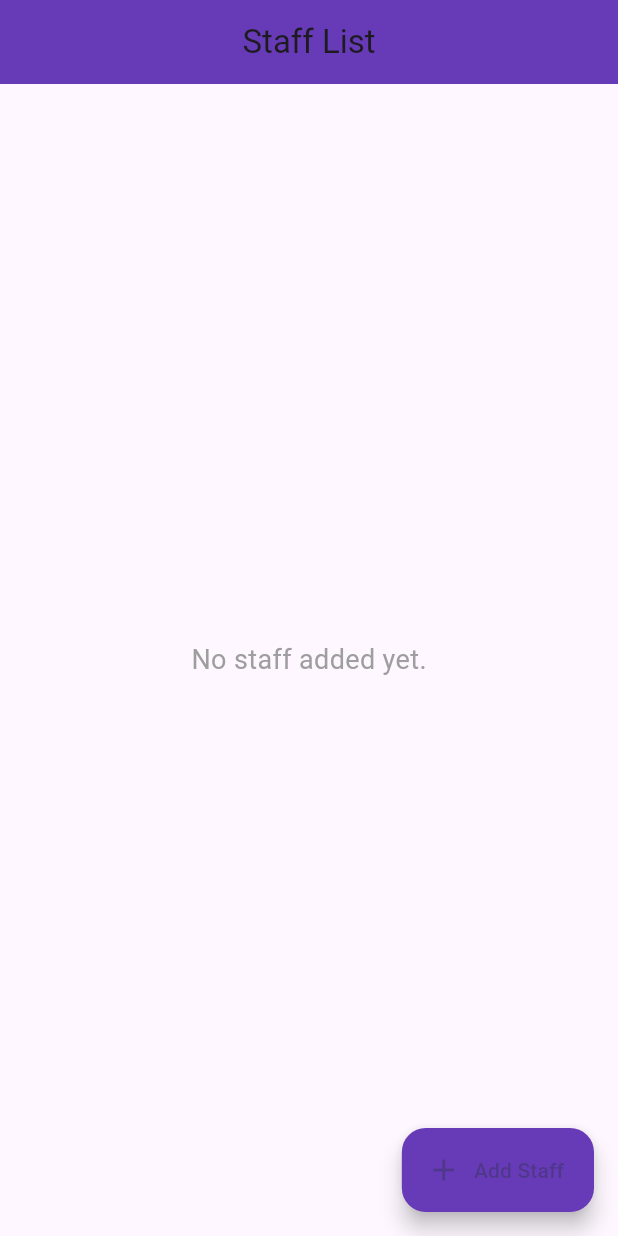
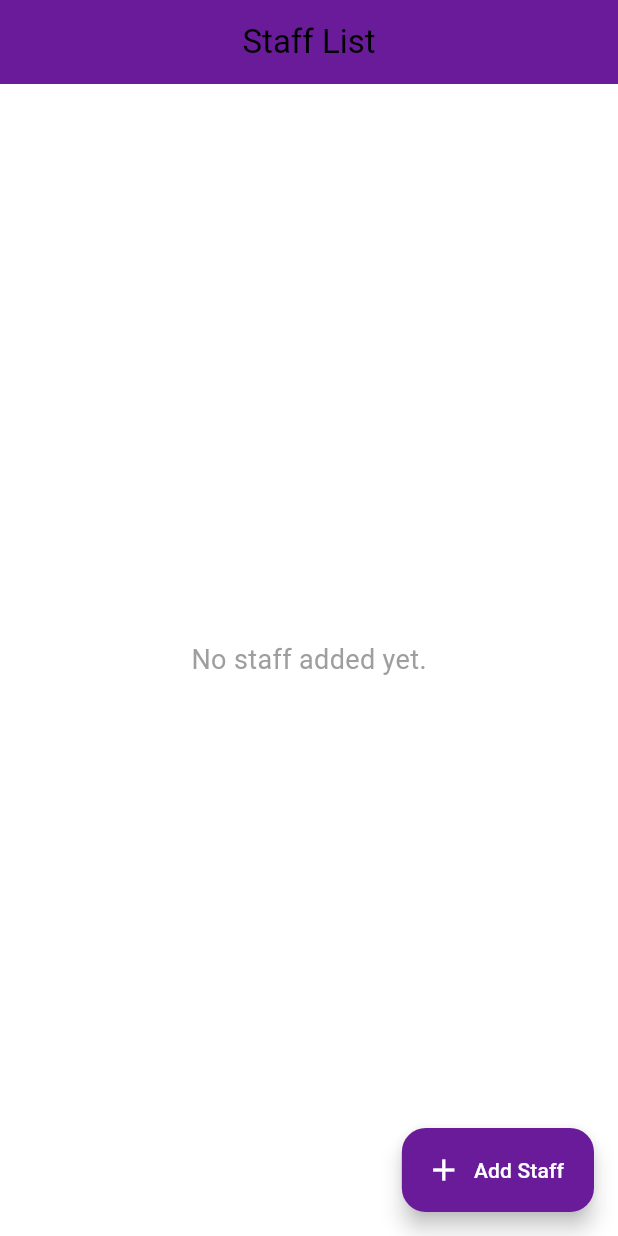
Before and after one commit to MuhammadAzim03/staffapp, a Flutter app: the screen it shows after launch, on a phone screen of 412 x 824 dp. Run offline on Flutter 3.47's test engine with Material 3 defaults, Android fonts, the phone set to English and light mode, and no system bars; our stand-ins replace cloud_firestore, firebase_core; accounts and stored records are empty.

Commit message:
update 1

```diff
--- a/lib/main.dart
+++ b/lib/main.dart
@@ -1,7 +1,6 @@
 import 'package:flutter/material.dart';
 import 'package:firebase_core/firebase_core.dart';
-import 'staff_list_page.dart'; // create this file later
-import 'staff_creation_page.dart'; // create this file later
+import 'staff_list_page.dart';
 
 void main() async {
   WidgetsFlutterBinding.ensureInitialized();
@@ -10,12 +9,32 @@ void main() async {
 }
 
 class MyApp extends StatelessWidget {
+  final Color primaryColor = Color(0xFF6A1B9A); // Deep Purple
+  final Color accentColor = Color(0xFFBA68C8);  // Lighter Purple
+
   @override
   Widget build(BuildContext context) {
     return MaterialApp(
       title: 'Staff CRUD App',
-      theme: ThemeData(primarySwatch: Colors.blue),
-      home: StaffListPage(), // Start with Staff List Page
+      theme: ThemeData(
+        primaryColor: primaryColor,
+        colorScheme: ColorScheme.fromSwatch(primarySwatch: Colors.deepPurple).copyWith(
+          secondary: accentColor,
+        ),
+        elevatedButtonTheme: ElevatedButtonThemeData(
+          style: ElevatedButton.styleFrom(
+            backgroundColor: primaryColor,
+          ),
+        ),
+        floatingActionButtonTheme: FloatingActionButtonThemeData(
+          backgroundColor: primaryColor,
+        ),
+        appBarTheme: AppBarTheme(
+          backgroundColor: primaryColor,
+          centerTitle: true,
+        ),
+      ),
+      home: StaffListPage(),
     );
   }
 }
```
Also changed, not shown: lib/staff_creation_page.dart (+30 -8 lines), lib/staff_list_page.dart (+42 -15 lines).
